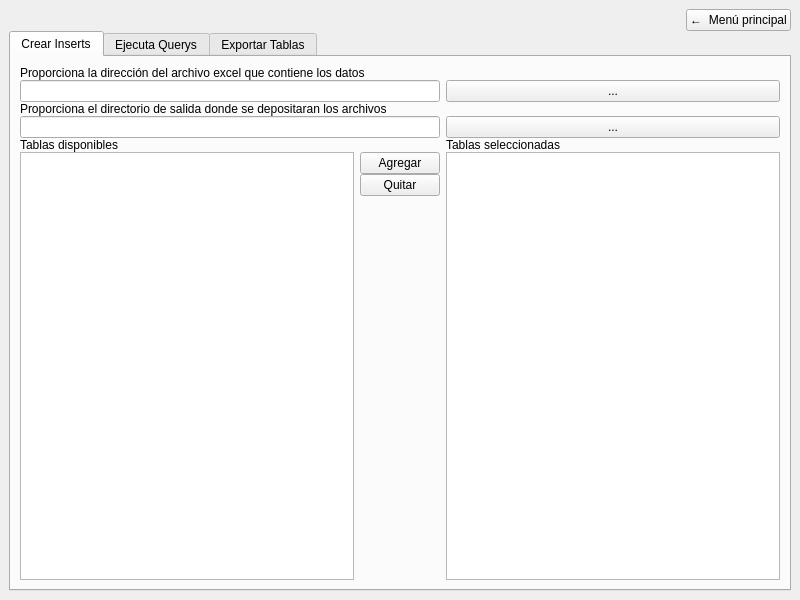
Before: the Qt Designer form ui/PanelPrincipal.ui in JorgeLealV/ProyUtileriasSQL, drawn with Qt 5.
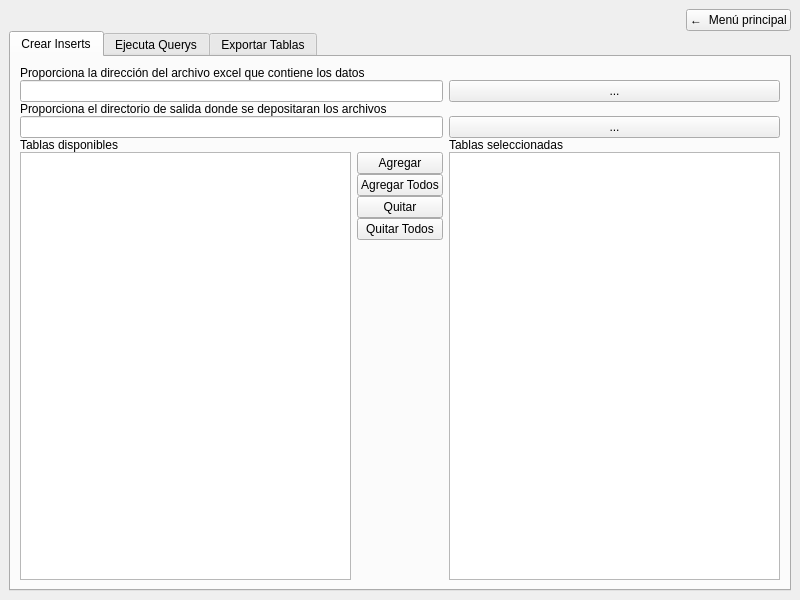
After: the same form once the commit is applied.

Commit message: Comit de agregar botones todos

Diff of the .ui file:
```diff
--- a/ui/PanelPrincipal.ui
+++ b/ui/PanelPrincipal.ui
@@ -80,6 +80,13 @@
             </property>
            </widget>
           </item>
+          <item>
+           <widget class="QPushButton" name="btn_agregar_todos">
+            <property name="text">
+             <string>Agregar Todos</string>
+            </property>
+           </widget>
+          </item>
           <item>
            <widget class="QPushButton" name="btn_quitar">
             <property name="text">
@@ -87,6 +94,13 @@
             </property>
            </widget>
           </item>
+          <item>
+           <widget class="QPushButton" name="btn_quitar_todos">
+            <property name="text">
+             <string>Quitar Todos</string>
+            </property>
+           </widget>
+          </item>
           <item>
            <spacer name="verticalSpacer">
             <property name="orientation">
```
The commit also changes 20 other files.
